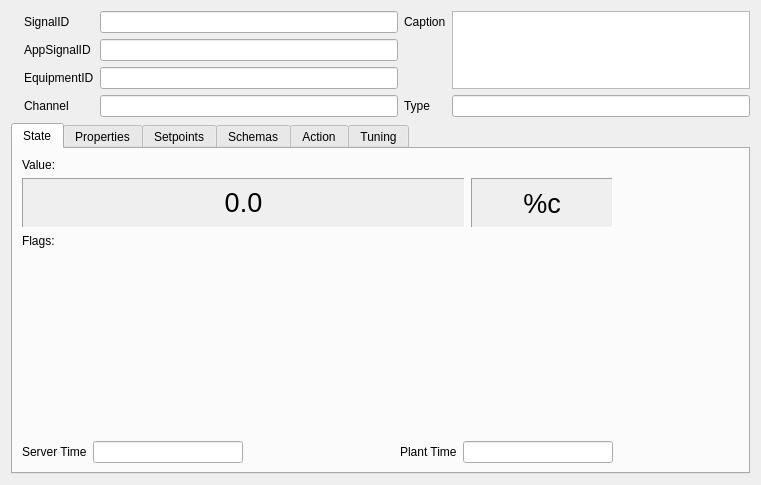
This is lib/Ui/DialogSignalInfo.ui in whiteman-kr/u7set as Qt 5 draws it before an edit. The edited form follows.
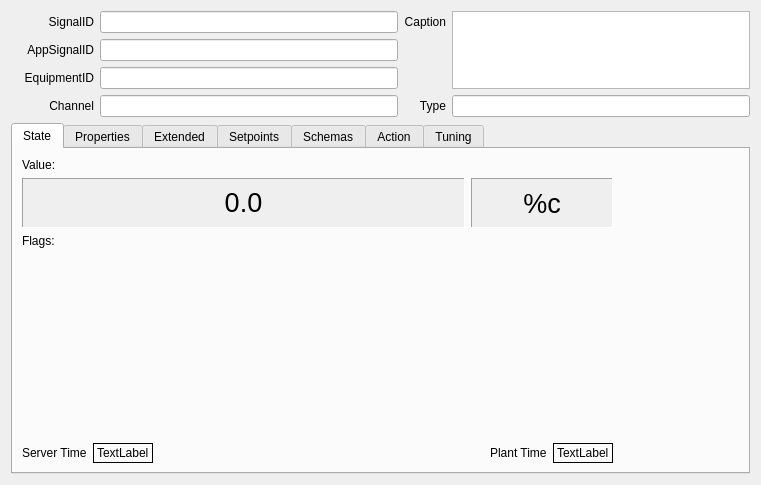
This is the edited form. Icons and pictures are not drawn. Custom widgets are drawn as their Qt base class.

Commit message: RPCT-2814, u7: Added Signal Extended parameters to DialogSignalInfo, Find and Snapshot code refactoring

Diff of the .ui file:
```diff
--- a/lib/Ui/DialogSignalInfo.ui
+++ b/lib/Ui/DialogSignalInfo.ui
@@ -69,6 +69,9 @@
          <property name="text">
           <string>SignalID</string>
          </property>
+         <property name="alignment">
+          <set>Qt::AlignRight|Qt::AlignTrailing|Qt::AlignVCenter</set>
+         </property>
         </widget>
        </item>
        <item row="0" column="2">
@@ -105,6 +108,9 @@
          <property name="text">
           <string>Caption</string>
          </property>
+         <property name="alignment">
+          <set>Qt::AlignRight|Qt::AlignTrailing|Qt::AlignVCenter</set>
+         </property>
         </widget>
        </item>
        <item row="0" column="4" rowspan="3">
@@ -134,6 +140,9 @@
          <property name="text">
           <string>AppSignalID</string>
          </property>
+         <property name="alignment">
+          <set>Qt::AlignRight|Qt::AlignTrailing|Qt::AlignVCenter</set>
+         </property>
         </widget>
        </item>
        <item row="1" column="2">
@@ -170,6 +179,9 @@
          <property name="text">
           <string>EquipmentID</string>
          </property>
+         <property name="alignment">
+          <set>Qt::AlignRight|Qt::AlignTrailing|Qt::AlignVCenter</set>
+         </property>
         </widget>
        </item>
        <item row="2" column="2">
@@ -206,6 +218,9 @@
          <property name="text">
           <string>Channel</string>
          </property>
+         <property name="alignment">
+          <set>Qt::AlignRight|Qt::AlignTrailing|Qt::AlignVCenter</set>
+         </property>
         </widget>
        </item>
        <item row="3" column="2">
@@ -235,6 +250,9 @@
          <property name="text">
           <string>Type</string>
          </property>
+         <property name="alignment">
+          <set>Qt::AlignRight|Qt::AlignTrailing|Qt::AlignVCenter</set>
+         </property>
         </widget>
        </item>
        <item row="3" column="4">
@@ -430,9 +448,12 @@
             </widget>
            </item>
            <item>
-            <widget class="QLineEdit" name="editLocalTime">
-             <property name="readOnly">
-              <bool>true</bool>
+            <widget class="QLabel" name="labelServerTime">
+             <property name="frameShape">
+              <enum>QFrame::Box</enum>
+             </property>
+             <property name="text">
+              <string>TextLabel</string>
              </property>
             </widget>
            </item>
@@ -457,9 +478,12 @@
             </widget>
            </item>
            <item>
-            <widget class="QLineEdit" name="editPlantTime">
-             <property name="readOnly">
-              <bool>true</bool>
+            <widget class="QLabel" name="labelPlantTime">
+             <property name="frameShape">
+              <enum>QFrame::Box</enum>
+             </property>
+             <property name="text">
+              <string>TextLabel</string>
              </property>
             </widget>
            </item>
@@ -503,6 +527,22 @@
          </item>
         </layout>
        </widget>
+       <widget class="QWidget" name="tabExtended">
+        <attribute name="title">
+         <string>Extended</string>
+        </attribute>
+        <layout class="QGridLayout" name="gridLayout_8">
+         <item row="0" column="0">
+          <widget class="QTreeWidget" name="treePropertiesExt">
+           <column>
+            <property name="text">
+             <string notr="true">1</string>
+            </property>
+           </column>
+          </widget>
+         </item>
+        </layout>
+       </widget>
        <widget class="QWidget" name="tabSetpoints">
         <attribute name="title">
          <string>Setpoints</string>
```
Left out of the diff: 20 changed lines with no effect on the pictures. The commit also changes 15 other files.
